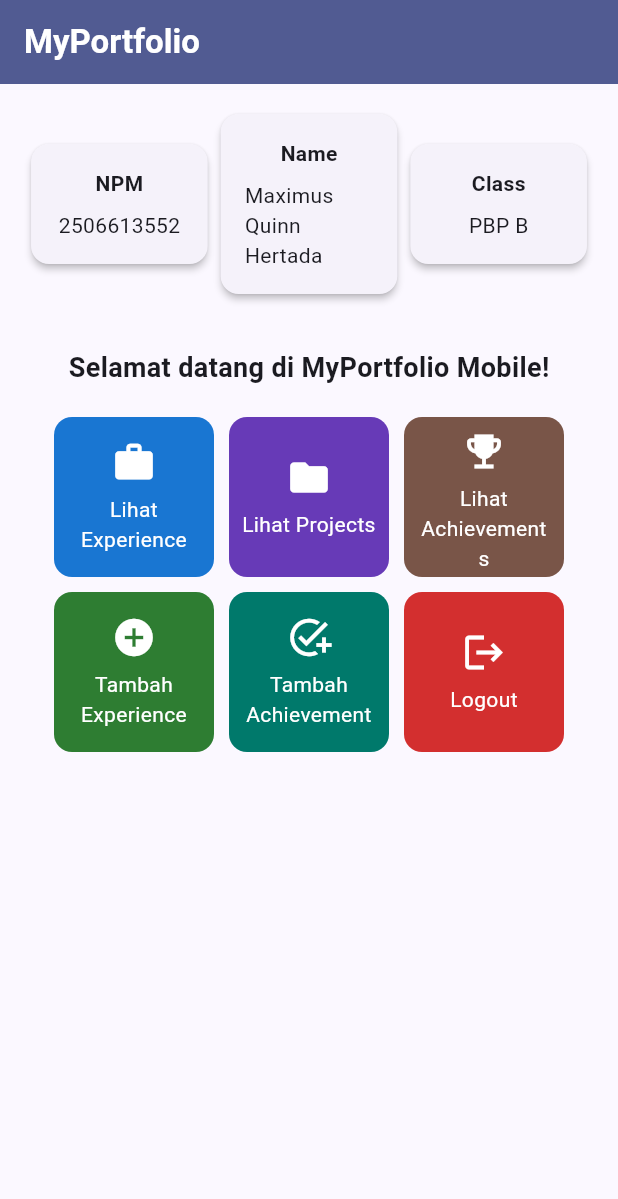
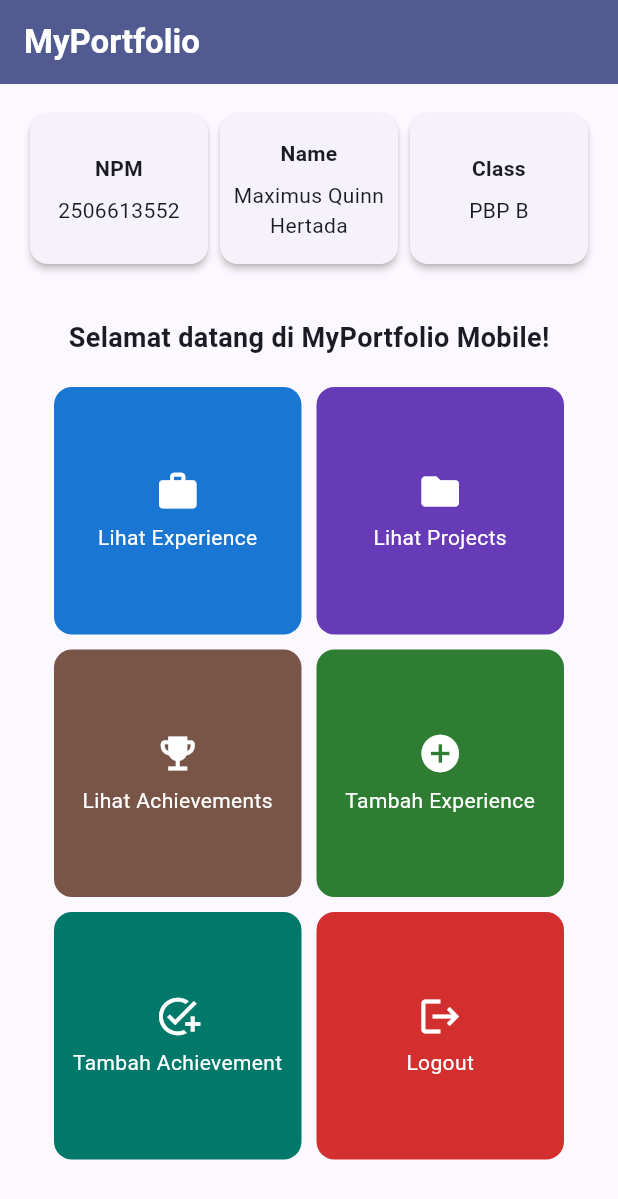
Before and after one commit to MaxKwen/MaxPorto_mobile, a Flutter app: the screen it shows after launch, on a phone screen of 412 x 824 dp. Shown: the top 1199 px of the screen. Run offline on Flutter 3.47's test engine with Material 3 defaults, Android fonts, the phone set to English and light mode, and no system bars.

Commit message:
fix: responsive home layout for narrow phone screens

```diff
--- a/lib/menu.dart
+++ b/lib/menu.dart
@@ -21,8 +21,16 @@ class MyHomePage extends StatelessWidget {
     ItemHomepage("Logout", Icons.logout, Colors.red.shade700),
   ];
 
+  /// Di bawah lebar ini (semua ponsel), grid memakai 2 kolom agar kata
+  /// panjang seperti "Achievements" tidak terpotong; tablet/desktop tetap 3.
+  static const double narrowScreenWidth = 480;
+
   @override
   Widget build(BuildContext context) {
+    final int columns = MediaQuery.sizeOf(context).width < narrowScreenWidth
+        ? 2
+        : 3;
+
     // Scaffold menyediakan struktur visual dasar halaman (AppBar, Body, SnackBar).
     return Scaffold(
       // AppBar menampilkan bar bagian atas halaman aplikasi.
@@ -33,20 +41,33 @@ class MyHomePage extends StatelessWidget {
         ),
         backgroundColor: Theme.of(context).colorScheme.primary,
       ),
-      // Body halaman utama dengan padding di sekelilingnya.
-      body: Padding(
+      // Body dapat di-scroll agar tidak overflow pada layar pendek.
+      body: SingleChildScrollView(
         padding: const EdgeInsets.all(16.0),
         child: Column(
           crossAxisAlignment: CrossAxisAlignment.center,
           children: [
-            // Baris horizontal untuk menampilkan 3 InfoCard secara sejajar.
-            Row(
-              mainAxisAlignment: MainAxisAlignment.spaceEvenly,
-              children: [
-                InfoCard(title: 'NPM', content: npm),
-                InfoCard(title: 'Name', content: nama),
-                InfoCard(title: 'Class', content: kelas),
-              ],
+            // Baris 3 InfoCard: Expanded membagi lebar rata tanpa melebihi
+            // layar, IntrinsicHeight + stretch menyamakan tinggi kartu.
+            IntrinsicHeight(
+              child: Row(
+                crossAxisAlignment: CrossAxisAlignment.stretch,
+                children: [
+                  Expanded(
+                    child: InfoCard(
+                      title: 'NPM',
+                      content: npm,
+                      singleLine: true,
+                    ),
+                  ),
+                  Expanded(
+                    child: InfoCard(title: 'Name', content: nama),
+                  ),
+                  Expanded(
+                    child: InfoCard(title: 'Class', content: kelas),
+                  ),
+                ],
+              ),
             ),
 
             const SizedBox(height: 16.0),
@@ -66,13 +87,14 @@ class MyHomePage extends StatelessWidget {
                     ),
                   ),
 
-                  // GridView menampilkan kartu tombol dalam tata letak kisi 3 kolom.
+                  // Grid tidak scroll sendiri; seluruh halaman yang di-scroll.
                   GridView.count(
-                    primary: true,
+                    primary: false,
+                    physics: const NeverScrollableScrollPhysics(),
                     padding: const EdgeInsets.all(20),
                     crossAxisSpacing: 10,
                     mainAxisSpacing: 10,
-                    crossAxisCount: 3,
+                    crossAxisCount: columns,
                     // shrinkWrap agar ukuran kisi menyesuaikan tinggi konten anak.
                     shrinkWrap: true,
                     children: items.map((ItemHomepage item) {
--- a/lib/widgets/info_card.dart
+++ b/lib/widgets/info_card.dart
@@ -8,23 +8,42 @@ class InfoCard extends StatelessWidget {
   /// Isi kartu di bawah judul.
   final String content;
 
-  const InfoCard({super.key, required this.title, required this.content});
+  /// Jika `true`, isi tidak dipatah ke baris baru, melainkan diperkecil agar
+  /// muat. Cocok untuk angka seperti NPM yang tidak boleh terpotong.
+  final bool singleLine;
+
+  const InfoCard({
+    super.key,
+    required this.title,
+    required this.content,
+    this.singleLine = false,
+  });
 
   @override
   Widget build(BuildContext context) {
     return Card(
       // Memberikan efek bayangan kartu elevasi 2 unit.
       elevation: 2.0,
+      // Lebar kartu ditentukan induknya (Expanded di MyHomePage).
       child: Container(
-        // Menyesuaikan lebar kartu dengan proporsi layar (dibagi 3.5).
-        width: MediaQuery.of(context).size.width / 3.5,
-        padding: const EdgeInsets.all(16.0),
-        // Menyusun teks title dan content secara vertikal.
+        padding: const EdgeInsets.symmetric(vertical: 16.0, horizontal: 8.0),
+        // Menyusun teks title dan content secara vertikal di tengah kartu.
         child: Column(
+          mainAxisAlignment: MainAxisAlignment.center,
           children: [
-            Text(title, style: const TextStyle(fontWeight: FontWeight.bold)),
+            Text(
+              title,
+              textAlign: TextAlign.center,
+              style: const TextStyle(fontWeight: FontWeight.bold),
+            ),
             const SizedBox(height: 8.0),
-            Text(content),
+            if (singleLine)
+              FittedBox(
+                fit: BoxFit.scaleDown,
+                child: Text(content, maxLines: 1, softWrap: false),
+              )
+            else
+              Text(content, textAlign: TextAlign.center),
           ],
         ),
       ),
```
Also changed, not shown: 1 other file.
